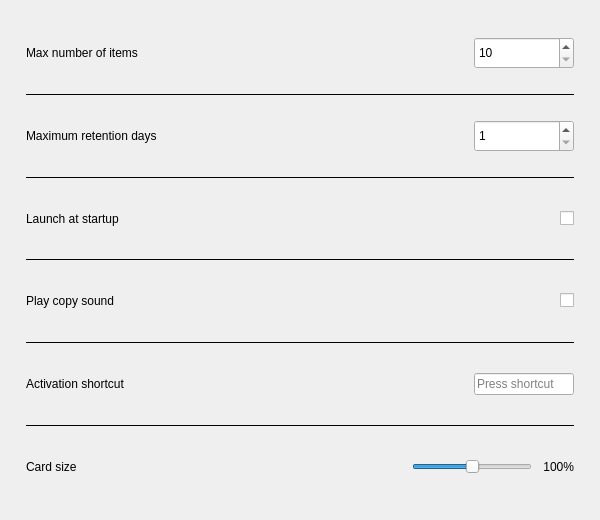
The window that widget/MPasteSettingsWidget.ui (SeptemberHX/MPaste) describes before a commit, drawn with Qt 5.
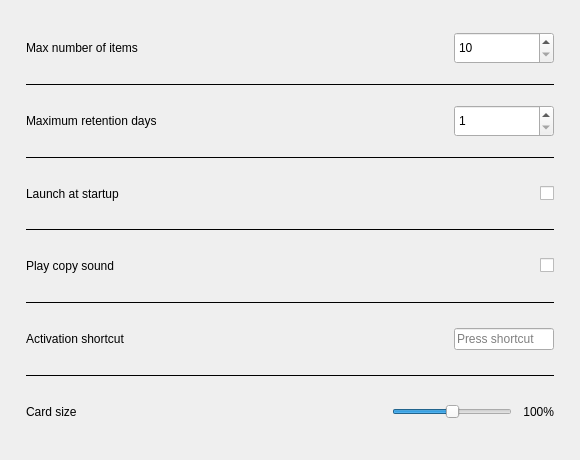
The same window after the commit.

Commit message:
Improve settings layout with section headers and card grouping
- Add section headers (外观, 行为, 快捷键, 同步, OCR) above card groups
- Wrap settings in QFrame#card with QFormLayout for consistent spacing
- Increase sidebar button spacing from 2px to 6px
- Add QLabel#section styles for both dark/light themes
- Adjust dialog size to 580x460 for better proportions

What changed in the file:
```diff
--- a/widget/MPasteSettingsWidget.ui
+++ b/widget/MPasteSettingsWidget.ui
@@ -12,20 +12,20 @@
    <rect>
     <x>0</x>
     <y>0</y>
-    <width>600</width>
-    <height>520</height>
+    <width>580</width>
+    <height>460</height>
    </rect>
   </property>
   <property name="minimumSize">
    <size>
-     <width>600</width>
-     <height>480</height>
+     <width>580</width>
+     <height>440</height>
    </size>
   </property>
   <property name="maximumSize">
    <size>
-     <width>600</width>
-     <height>600</height>
+     <width>580</width>
+     <height>560</height>
    </size>
   </property>
   <property name="windowTitle">
```
The commit also changes 1 other file.
